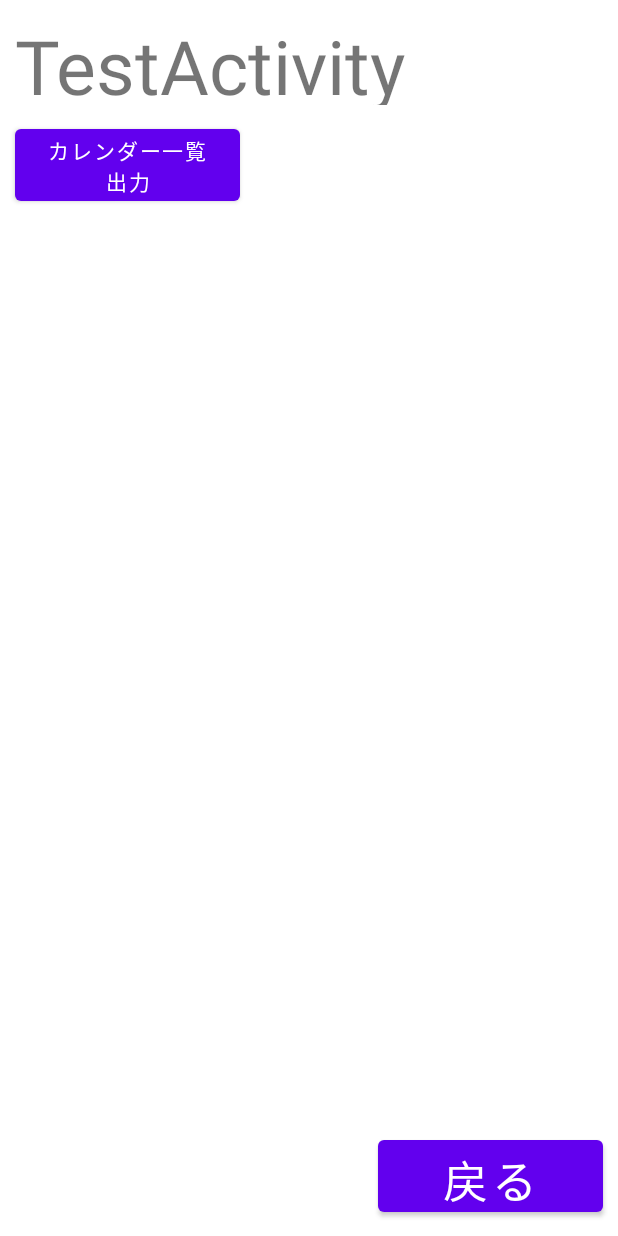
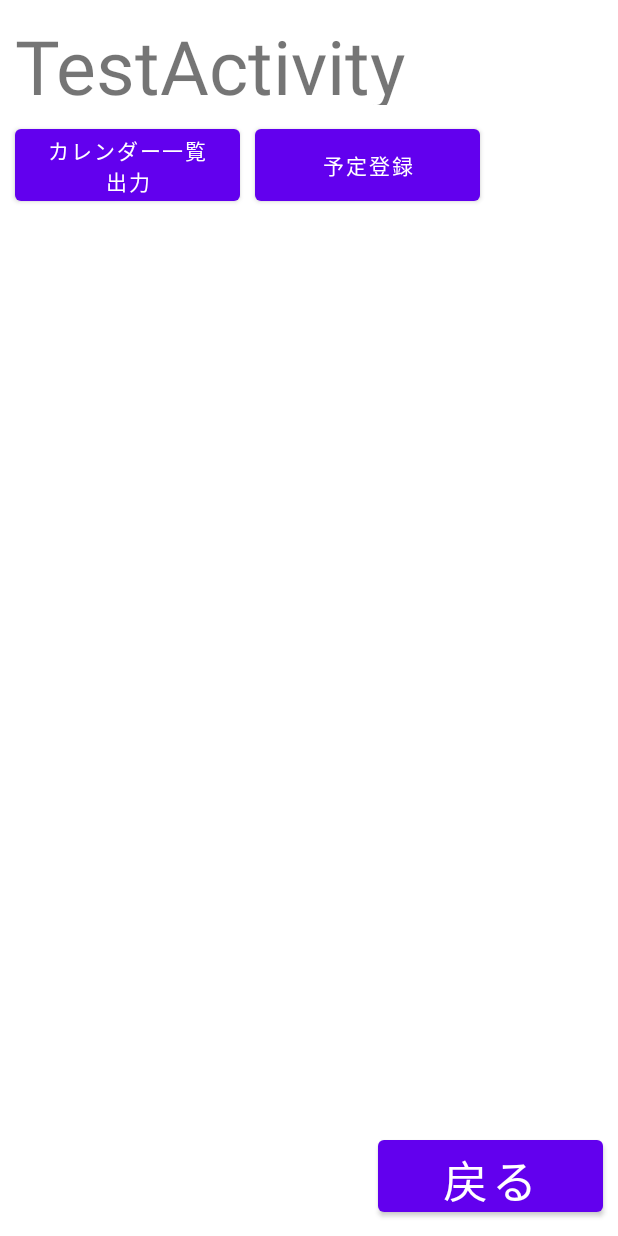
Before and after one commit to ryoupr/GCCMobile, an Android app: the TestActivity screen opened directly, with no data from a screen before it, on a phone screen of 412 x 824 dp. Run offline under Robolectric (Android 15) with nearby library versions, the phone set to English and light mode, and no system bars.

```diff
--- a/app/src/main/res/layout/activity_test.xml
+++ b/app/src/main/res/layout/activity_test.xml
@@ -31,6 +31,16 @@
         android:id="@+id/getCalendarList"
         android:text="@string/getCalendarList"
         />
+    <Button
+        android:layout_width="150dp"
+        android:layout_height="60dp"
+        app:layout_constraintTop_toBottomOf="@id/activityName"
+        android:layout_marginTop="10dp"
+        app:layout_constraintLeft_toRightOf="@id/getCalendarList"
+        android:layout_marginStart="10dp"
+        android:id="@+id/addEvent"
+        android:text="予定登録"
+        />
 
     <Button
         android:layout_width="150dp"
```
Also changed, not shown: app/src/main/java/jp/ryou/gccmobile/TestActivity.kt (+32 -0 lines).
